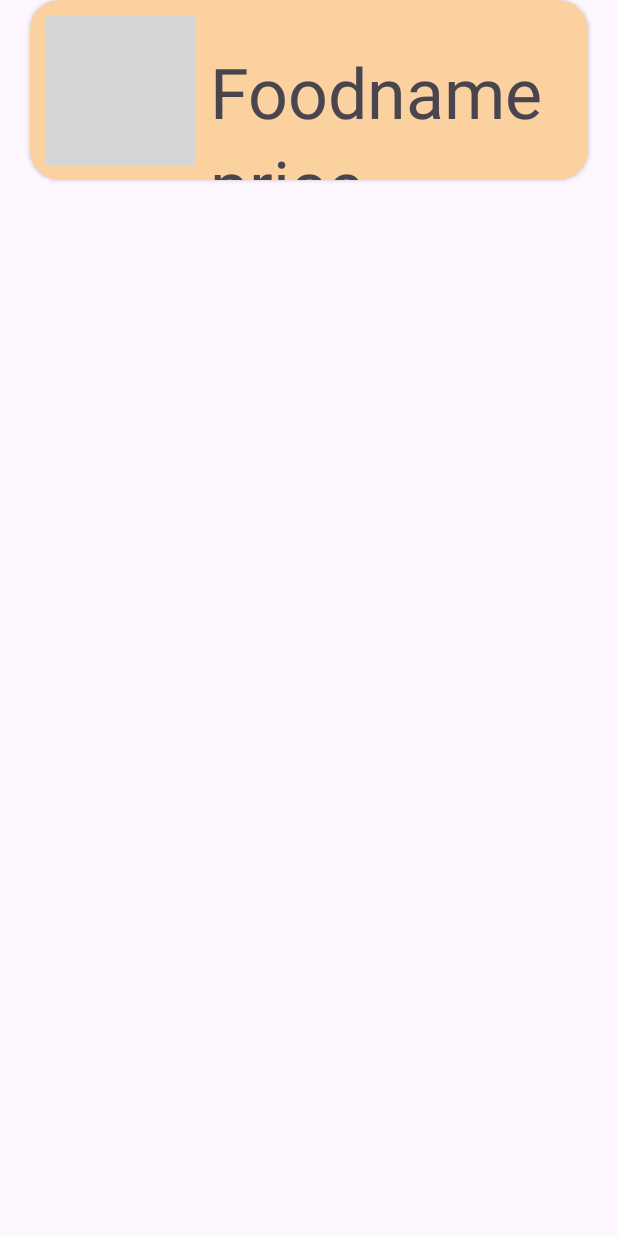
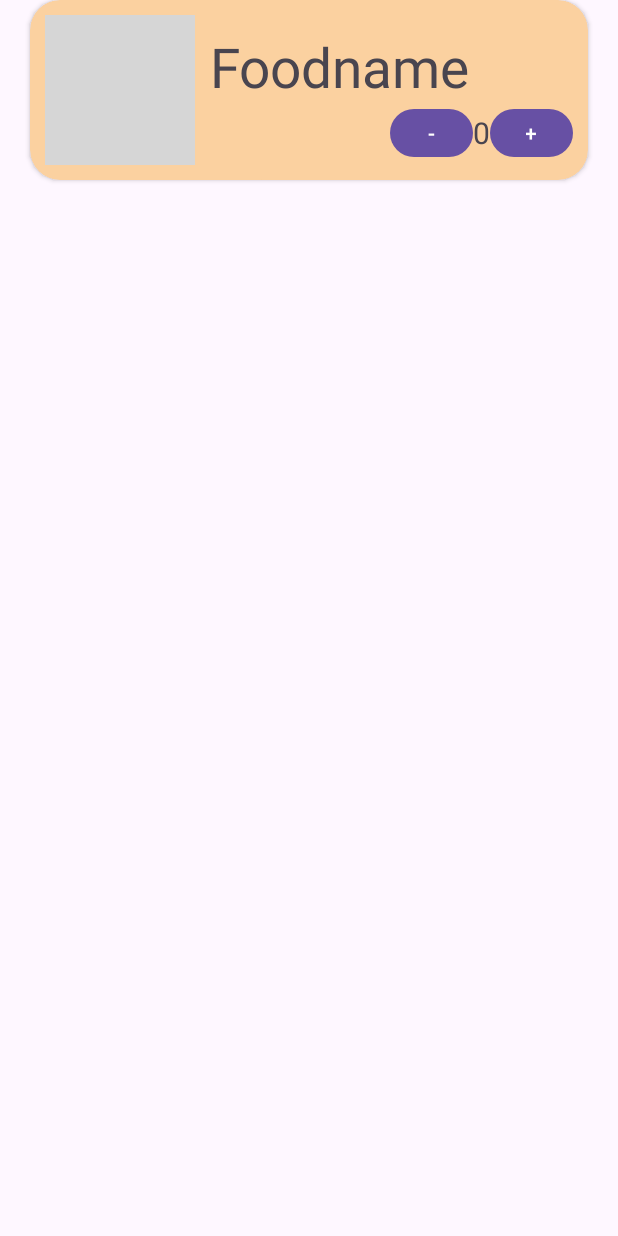
Before and after one commit to meteor853526/app, an Android app: the layout meal_item.xml on its own in the app's theme, with its tools: preview values and no code run, on a phone screen of 412 x 824 dp. Run offline under Robolectric (Android 15) with nearby library versions, the phone set to English and light mode, and no system bars; grey boxes are pictures that could not be loaded.

```diff
--- a/app/src/main/res/layout/meal_item.xml
+++ b/app/src/main/res/layout/meal_item.xml
@@ -14,7 +14,8 @@
         app:cardCornerRadius="20dp"
         android:layout_margin="20dp"
         android:backgroundTint="#FBD1A0"
-        android:clickable="true">
+        android:clickable="true"
+        tools:ignore="MissingConstraints">
 
         <LinearLayout
             android:layout_width="match_parent"
@@ -41,16 +42,48 @@
                     android:id="@+id/tv_meal_name"
                     android:layout_width="match_parent"
                     android:layout_height="wrap_content"
-                    android:paddingTop="30dp"
-                    android:textSize="70px"
-                    android:text="Foodname" />
+                    android:paddingTop="19dp"
+                    android:text="Foodname"
+                    android:textSize="55px" />
+
+                <LinearLayout
+                    android:layout_width="wrap_content"
+                    android:layout_height="40dp"
+                    android:paddingLeft="120dp"
+                    android:orientation="horizontal">
+
+                    <Button
+                        android:id="@+id/button2"
+                        android:layout_width="55dp"
+                        android:layout_height="wrap_content"
+                        android:layout_gravity="center"
+                        android:text="-"
+                        android:textAlignment="center" />
+
+                    <TextView
+                        android:id="@+id/textView10"
+                        android:layout_width="match_parent"
+                        android:layout_height="wrap_content"
+                        android:layout_gravity="center"
+                        android:backgroundTint="@color/white"
+                        android:text="0"
+                        android:textSize="20dp" />
+
+                    <Button
+                        android:id="@+id/button8"
+                        android:layout_width="55dp"
+                        android:layout_height="wrap_content"
+                        android:layout_gravity="center"
+                        android:text="+" />
+
+                </LinearLayout>
 
                 <TextView
                     android:id="@+id/tv_meal_price"
                     android:layout_width="match_parent"
-                    android:layout_height="65dp"
+                    android:layout_height="63dp"
                     android:text="price"
-                    android:textSize="70px" />
+                    android:textSize="50px" />
 
                 <androidx.cardview.widget.CardView
                     android:layout_width="match_parent"
--- a/app/src/main/res/values/strings.xml
+++ b/app/src/main/res/values/strings.xml
@@ -1,3 +1,4 @@
 <resources>
     <string name="app_name">app</string>
+    <string name="back"><![CDATA[<]]></string>
 </resources>
```
Also changed, not shown: app/src/main/java/com/example/app/MySQLhandler.java (+5 -9 lines), app/src/main/java/com/example/app/Signup_page.java (+13 -1 lines), app/src/main/res/layout/activity_just_page.xml (+66 -9 lines).
